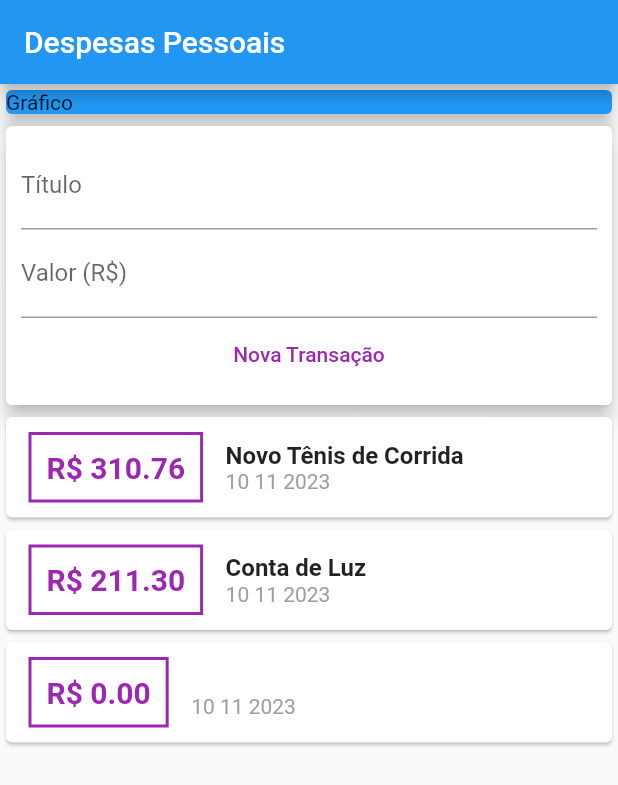
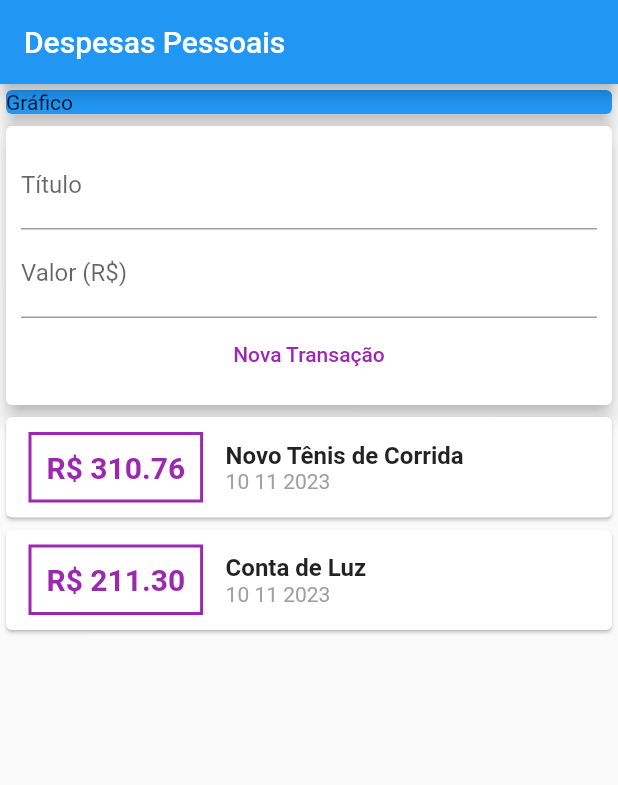
Before and after one commit to heitorleonny/expenses, a Flutter app: the screen it shows after launch, after a tap on "Nova Transação", on a phone screen of 412 x 824 dp. Shown: the top 785 px of the screen. Run offline on Flutter 3.47's test engine with Material 2 defaults, Android fonts, the phone set to English and light mode, and no system bars.

Commit message:
add changes to form submission

```diff
--- a/lib/components/transaction_form.dart
+++ b/lib/components/transaction_form.dart
@@ -8,6 +8,17 @@ class TransactionForm extends StatelessWidget {
 
   TransactionForm(this.onSubmit);
 
+  _submitForm() {
+    final title = titleController.text;
+    final value = double.tryParse(valueController.text) ?? 0.0;
+
+  if(title.isEmpty || value <= 0){
+    return;
+  }
+
+    onSubmit(title, value);
+  }
+
   @override
   Widget build(BuildContext context) {
     return Card(
@@ -17,30 +28,26 @@ class TransactionForm extends StatelessWidget {
         child: Column(children: <Widget>[
           TextField(
             controller: titleController,
-                  decoration: InputDecoration(
-                    labelText: 'Título'
-                  ),
+            onSubmitted: (_) => _submitForm(),
+            decoration: InputDecoration(labelText: 'Título'),
           ),
           TextField(
             controller: valueController,
-                  decoration: InputDecoration(
-                    labelText: 'Valor (R\$)'
-                  ),
+            keyboardType: TextInputType.numberWithOptions(decimal: true),
+            onSubmitted: (_) => _submitForm(),
+            decoration: InputDecoration(labelText: 'Valor (R\$)'),
           ),
           Row(
             mainAxisAlignment: MainAxisAlignment.center,
             children: [
               TextButton(
-                      child: Text('Nova Transação',
+                child: Text(
+                  'Nova Transação',
                   style: TextStyle(
                     color: Colors.purple,
-                      ),),
-
-                      onPressed: () {
-                        final title = titleController.text;
-                        final value = double.tryParse(valueController.text) ?? 0.0;
-                        onSubmit(title, value);
-                      },
+                  ),
+                ),
+                onPressed: _submitForm,
               ),
             ],
           ),
```
Lines whose indentation alone changed are shown as unchanged.
